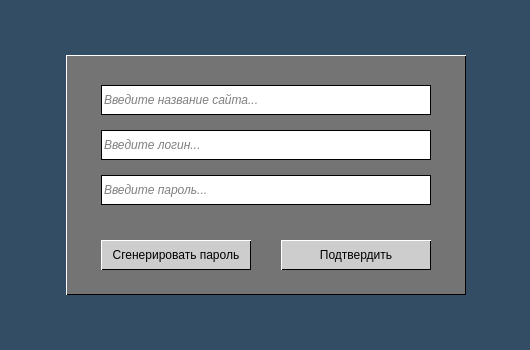
This is frontend/pm_new_entry.ui in Kvazitropter/password-manager as Qt 5 draws it before an edit. The edited form follows.
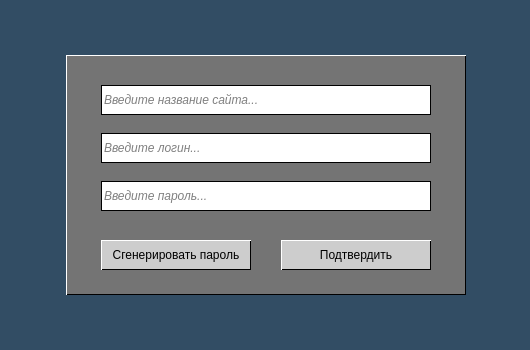
This is the edited form. Icons and pictures are not drawn.

Commit message: fix password input in entry, add labels for service_name, login

Diff of the .ui file:
```diff
--- a/frontend/pm_new_entry.ui
+++ b/frontend/pm_new_entry.ui
@@ -103,7 +103,7 @@
     <property name="geometry">
      <rect>
       <x>35</x>
-      <y>75</y>
+      <y>78</y>
       <width>330</width>
       <height>30</height>
      </rect>
@@ -126,7 +126,7 @@
     <property name="geometry">
      <rect>
       <x>35</x>
-      <y>120</y>
+      <y>126</y>
       <width>330</width>
       <height>30</height>
      </rect>
@@ -148,7 +148,7 @@
      <string>Введите пароль...</string>
     </property>
     <property name="clearButtonEnabled">
-     <bool>true</bool>
+     <bool>false</bool>
     </property>
    </widget>
    <widget class="QPushButton" name="btn_generate_password">
@@ -184,7 +184,7 @@
     <property name="geometry">
      <rect>
       <x>35</x>
-      <y>160</y>
+      <y>156</y>
       <width>330</width>
       <height>16</height>
      </rect>
@@ -210,8 +210,8 @@
    <widget class="QPushButton" name="btn_show">
     <property name="geometry">
      <rect>
-      <x>310</x>
-      <y>124</y>
+      <x>312</x>
+      <y>129</y>
       <width>25</width>
       <height>25</height>
      </rect>
@@ -221,7 +221,7 @@
     </property>
     <property name="styleSheet">
      <string notr="true">QPushButton {
-	background-color: transparent;
+	background-color: white;
 	border: none;
 }</string>
     </property>
@@ -240,8 +240,8 @@
    <widget class="QPushButton" name="btn_copy">
     <property name="geometry">
      <rect>
-      <x>335</x>
-      <y>123</y>
+      <x>337</x>
+      <y>129</y>
       <width>25</width>
       <height>25</height>
      </rect>
@@ -250,7 +250,7 @@
      <cursorShape>PointingHandCursor</cursorShape>
     </property>
     <property name="styleSheet">
-     <string notr="true">background-color: transparent;
+     <string notr="true">background-color: white;
 border: none;</string>
     </property>
     <property name="text">
@@ -290,6 +290,60 @@
      <bool>true</bool>
     </property>
    </widget>
+   <widget class="QLabel" name="label_feedback_s_name">
+    <property name="geometry">
+     <rect>
+      <x>35</x>
+      <y>60</y>
+      <width>330</width>
+      <height>16</height>
+     </rect>
+    </property>
+    <property name="cursor">
+     <cursorShape>IBeamCursor</cursorShape>
+    </property>
+    <property name="styleSheet">
+     <string notr="true">QLabel {
+color: #f54021;
+font-size: 12px;
+font-weight: light;
+border: none;
+}</string>
+    </property>
+    <property name="text">
+     <string/>
+    </property>
+    <property name="textInteractionFlags">
+     <set>Qt::NoTextInteraction</set>
+    </property>
+   </widget>
+   <widget class="QLabel" name="label_feedback_login">
+    <property name="geometry">
+     <rect>
+      <x>35</x>
+      <y>108</y>
+      <width>330</width>
+      <height>16</height>
+     </rect>
+    </property>
+    <property name="cursor">
+     <cursorShape>IBeamCursor</cursorShape>
+    </property>
+    <property name="styleSheet">
+     <string notr="true">QLabel {
+color: #f54021;
+font-size: 12px;
+font-weight: light;
+border: none;
+}</string>
+    </property>
+    <property name="text">
+     <string/>
+    </property>
+    <property name="textInteractionFlags">
+     <set>Qt::NoTextInteraction</set>
+    </property>
+   </widget>
   </widget>
   <widget class="QLabel" name="key_image">
    <property name="geometry">
```
Left out of the diff: 10 changed lines with no effect on the pictures. The commit also changes 3 other files.
